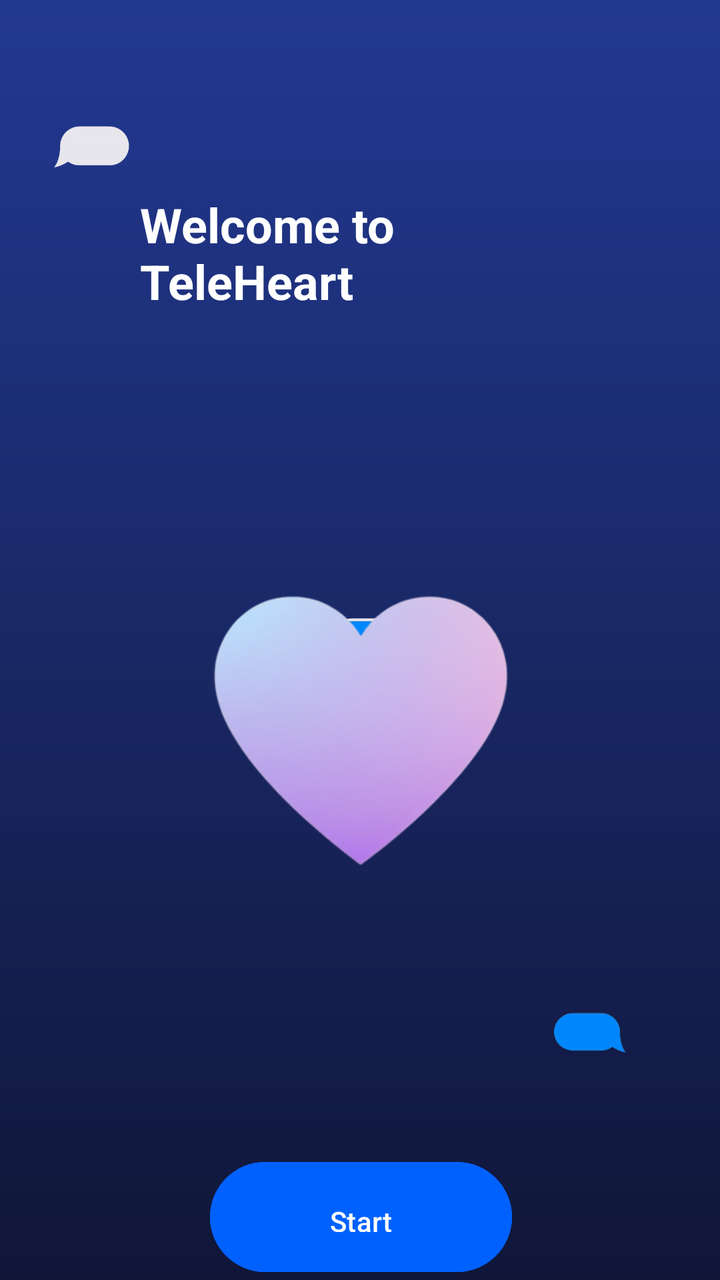
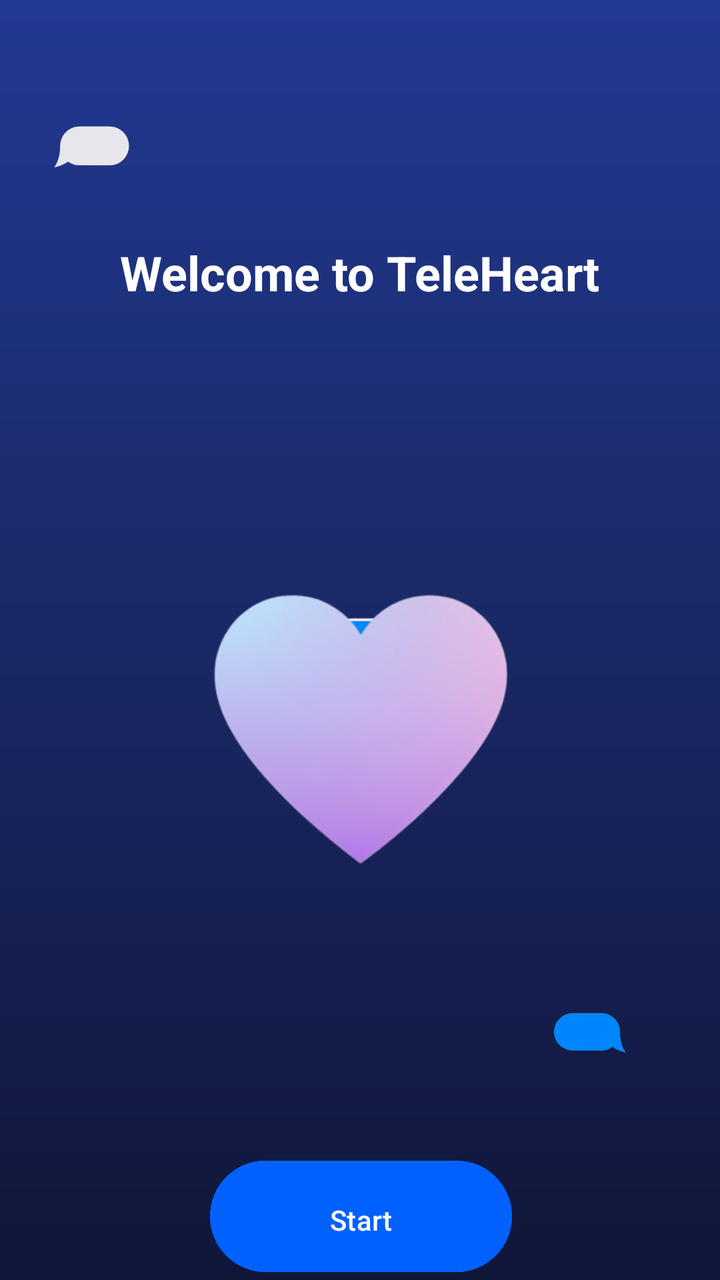

Compare the two renders of this Android layout. The source of the first and the diff that turns it into the second are given below.
<!-- AndroidManifest.xml: application theme Theme.Lasttele -->
<!-- res/layout/animated_background.xml -->
<RelativeLayout xmlns:android="http://schemas.android.com/apk/res/android"
    xmlns:app="http://schemas.android.com/apk/res-auto"
    xmlns:tools="http://schemas.android.com/tools"
    android:id="@+id/root_layout"
    android:layout_width="match_parent"
    android:layout_height="match_parent"
    android:background="@drawable/gradient_background"
    android:clipChildren="false"
    android:clipToPadding="false">

    

    

    <TextView
        android:id="@+id/welcome_message"
        android:layout_width="272dp"
        android:layout_height="57dp"
        android:layout_alignParentStart="true"
        android:layout_alignParentTop="true"
        android:layout_alignParentEnd="true"
        android:layout_marginStart="70dp"
        android:layout_marginTop="96dp"
        android:layout_marginEnd="69dp"
        android:elevation="10dp"
        android:text="@string/Welcome_to_TeleHeart"
        android:textColor="@android:color/white"
        android:textSize="24sp"
        android:textStyle="bold" />

    <ImageView
        android:id="@+id/heart_image"
        android:layout_width="320dp"
        android:layout_height="389dp"
        android:layout_below="@id/welcome_message"
        android:layout_centerHorizontal="true"
        android:layout_marginTop="20dp"
        android:elevation="10dp"
        android:src="@drawable/heart" />

    

    
    

    <Spinner
        android:id="@+id/language_spinner"
        android:layout_width="wrap_content"
        android:layout_height="wrap_content"
        android:layout_alignParentStart="true"
        android:layout_alignParentTop="true"
        android:layout_marginStart="10dp"
        android:layout_marginTop="20dp"
        android:background="@drawable/rounded_spinner_background"
        android:popupBackground="@drawable/dropdown_background"
        android:spinnerMode="dropdown" />

    <Button
        android:id="@+id/start_button"
        android:layout_width="202dp"
        android:layout_height="wrap_content"
        android:layout_below="@id/heart_image"
        android:layout_alignParentStart="true"
        android:layout_alignParentEnd="true"
        android:layout_marginStart="105dp"
        android:layout_marginTop="15dp"
        android:layout_marginEnd="104dp"
        android:backgroundTint="#0061ff"
        android:elevation="10dp"
        android:onClick="onStartClick"
        android:paddingHorizontal="40dp"
        android:paddingVertical="20dp"
        android:text="@string/Start"
        android:textColor="@android:color/white" />

    <Button
        android:id="@+id/tutorial_button"
        android:layout_width="162dp"
        android:layout_height="wrap_content"
        android:layout_below="@id/start_button"
        android:layout_centerHorizontal="true"
        android:layout_marginTop="20dp"
        android:backgroundTint="#0061ff"
        android:elevation="10dp"
        android:paddingHorizontal="40dp"
        android:paddingVertical="20dp"
        android:text="@string/Tutorial"
        android:textColor="@android:color/white" />

    
    <ImageView
        android:id="@+id/white1"
        android:layout_width="48dp"
        android:layout_height="48dp"
        android:src="@drawable/white"
        android:layout_alignParentTop="true"
        android:layout_alignParentStart="true"
        android:layout_marginTop="50dp"
        android:layout_marginStart="20dp" />

    
    <ImageView
        android:id="@+id/blue1"
        android:layout_width="48dp"
        android:layout_height="48dp"
        android:src="@drawable/blue"
        android:layout_alignParentBottom="true"
        android:layout_alignParentEnd="true"
        android:layout_marginBottom="100dp"
        android:layout_marginEnd="40dp" />

    
    <ImageView
        android:id="@+id/white2"
        android:layout_width="48dp"
        android:layout_height="48dp"
        android:src="@drawable/white"
        android:layout_centerInParent="true"
        android:layout_marginTop="200dp"
        android:layout_marginStart="150dp" />

    
    <ImageView
        android:id="@+id/blue2"
        android:layout_width="48dp"
        android:layout_height="48dp"
        android:src="@drawable/blue"
        android:layout_centerInParent="true"
        android:layout_marginTop="300dp"
        android:layout_marginStart="50dp" />

</RelativeLayout>
<!-- resources referenced by this layout -->
<resources>
  <!-- drawable blue: png bitmap (drawable, 11205 bytes) -->
  <!-- drawable dropdown_background (drawable) -->
  <shape xmlns:android="http://schemas.android.com/apk/res/android">
      <solid android:color="#80008080" /> 
      <corners android:radius="12dp" /> 
  </shape>
  <!-- drawable gradient_background (drawable) -->
  <?xml version="1.0" encoding="utf-8"?>
  <shape xmlns:android="http://schemas.android.com/apk/res/android">
      <gradient
          android:startColor="#101638"
          android:endColor="#223992"
          android:angle="90"/>
  </shape>
  <!-- drawable heart: png bitmap (drawable, 62974 bytes) -->
  <!-- drawable rounded_spinner_background (drawable) -->
  <shape xmlns:android="http://schemas.android.com/apk/res/android">
      <solid android:color="#80008080" /> 
      <corners android:radius="12dp" /> 
      <stroke android:width="1dp" android:color="#800080" /> 
  </shape>
  <!-- drawable white: png bitmap (drawable, 7855 bytes) -->
  <string name="Start">Start</string>
  <string name="Tutorial">Tutorial</string>
      //toast
  <string name="Welcome_to_TeleHeart">Welcome to TeleHeart</string>
  <style name="Theme.Lasttele" parent="Base.Theme.Lasttele" />
  <style name="Base.Theme.Lasttele" parent="Theme.Material3.DayNight.NoActionBar">
          
  
          
      </style>
</resources>

<!-- the commit's change to res/layout/animated_background.xml (unified diff, before → after) -->
@@ -14,19 +14,15 @@
 
     <TextView
         android:id="@+id/welcome_message"
-        android:layout_width="272dp"
-        android:layout_height="57dp"
-        android:layout_alignParentStart="true"
-        android:layout_alignParentTop="true"
-        android:layout_alignParentEnd="true"
-        android:layout_marginStart="70dp"
-        android:layout_marginTop="96dp"
-        android:layout_marginEnd="69dp"
-        android:elevation="10dp"
+        android:layout_width="wrap_content"
+        android:layout_height="wrap_content"
         android:text="@string/Welcome_to_TeleHeart"
         android:textColor="@android:color/white"
         android:textSize="24sp"
-        android:textStyle="bold" />
+        android:textStyle="bold"
+        android:layout_centerHorizontal="true"
+        android:layout_marginTop="120dp"
+        android:elevation="10dp" />
 
     <ImageView
         android:id="@+id/heart_image"
